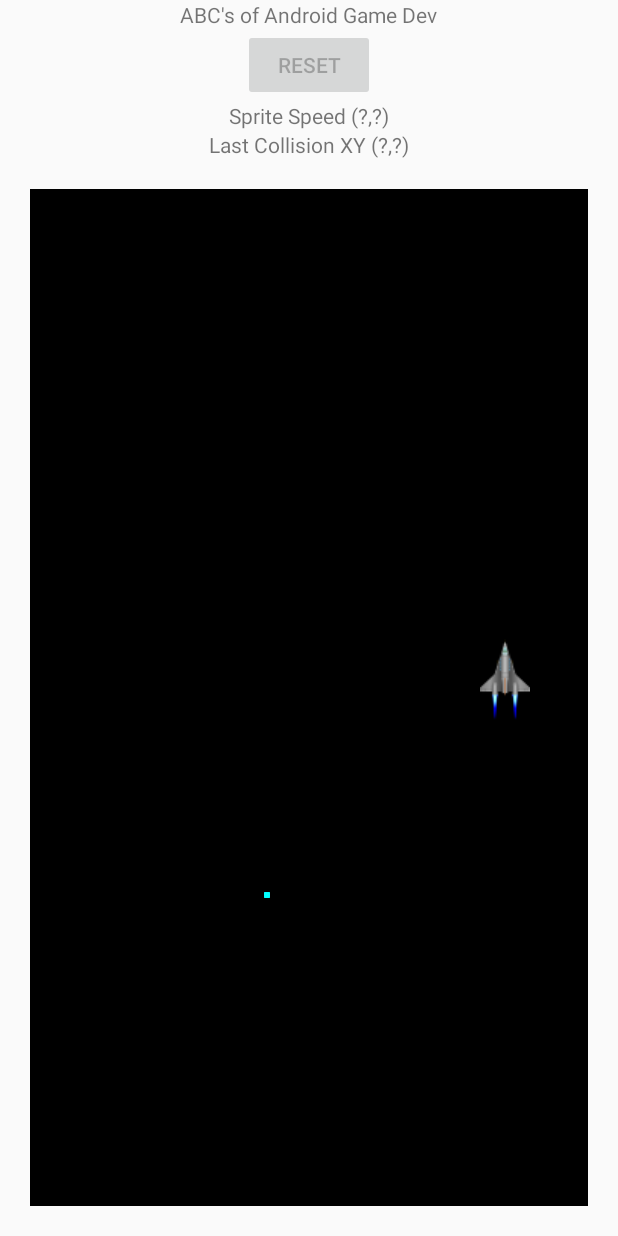
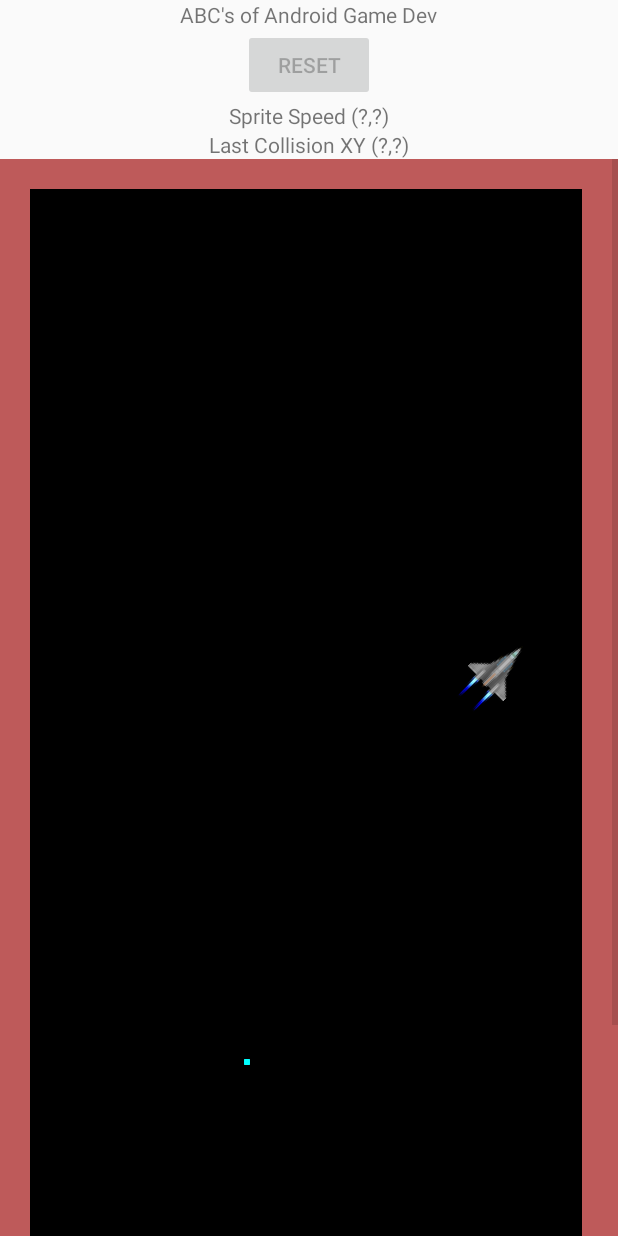
Before and after one commit to samirthaker2020/Android_gameAppDemo, an Android app: the layout activity_main.xml on its own in the app's theme, with its tools: preview values and no code run, on a phone screen of 412 x 824 dp. Run offline under Robolectric (Android 15) with nearby library versions, the phone set to English and light mode, and no system bars.

Commit message:
added scroll view, spacecraft on 45 degree move top bottom vertical

```diff
--- a/app/src/main/java/com/example/myapplication_test_demo_game/GameBoard.java
+++ b/app/src/main/java/com/example/myapplication_test_demo_game/GameBoard.java
@@ -193,11 +193,11 @@ public class GameBoard extends View{
             canvas.drawPoint(starField.get(i).x, starField.get(i).y, p);
         }
 
-        if (sprite1.x>=0) {
+        if (sprite3.x>=0) {
             m.reset();
-            m.postTranslate((float)(sprite1.x), (float)(sprite1.y));
-            m.postRotate(sprite1Rotation, (float)(sprite1.x+sprite1Bounds.width()/2.0), (float)(sprite1.y+sprite1Bounds.width()/2.0));
-            canvas.drawBitmap(bm1, m, null);
+            m.postTranslate((float)(sprite3.x), (float)(sprite3.y));
+            m.postRotate(45, (float)(sprite3.x+sprite3Bounds.width()/2.0), (float)(sprite3.y+sprite3Bounds.width()/2.0));
+            canvas.drawBitmap(bm3, m, null);
             sprite1Rotation+=5;
             if (sprite1Rotation >= 360) sprite1Rotation=0;
         }
@@ -205,8 +205,8 @@ public class GameBoard extends View{
             canvas.drawBitmap(bm2, sprite2.x, sprite2.y, null);
         }
 
-        if (sprite3.x>=0) {
-            canvas.drawBitmap(bm3, sprite3.x, sprite3.y, null);
+        if (sprite1.x>=0) {
+            canvas.drawBitmap(bm1, sprite1.x, sprite1.y, null);
         }
         //The last order of business is to check for a collision
         collisionDetected = checkForCollision();
@@ -214,9 +214,9 @@ public class GameBoard extends View{
             //if there is one lets draw a red X
             p.setColor(Color.RED);
             p.setAlpha(255);
-            p.setStrokeWidth(15);
-            canvas.drawLine(lastCollision.x - 5, lastCollision.y - 5, lastCollision.x + 5, lastCollision.y + 5, p);
-            canvas.drawLine(lastCollision.x + 5, lastCollision.y - 5, lastCollision.x - 5, lastCollision.y + 5, p);
+            p.setStrokeWidth(60);
+            canvas.drawLine(lastCollision.x - 5, lastCollision.y - 5, lastCollision.x + 10, lastCollision.y + 10, p);
+            canvas.drawLine(lastCollision.x + 5, lastCollision.y - 5, lastCollision.x - 10, lastCollision.y + 10, p);
         }
     }
 }
--- a/app/src/main/res/layout/activity_main.xml
+++ b/app/src/main/res/layout/activity_main.xml
@@ -36,17 +36,30 @@ android:layout_height="wrap_content"
 android:layout_gravity="center"
 android:text="Last Collision XY (?,?)"
 android:id="@+id/the_other_label" />
-<com.example.myapplication_test_demo_game.GameBoard
-android:layout_width="fill_parent"
-android:layout_height="fill_parent"
-android:layout_margin="20dip"
-android:id="@+id/the_canvas"/>
 
+    <ScrollView
+        android:id="@+id/l1"
+        style="@android:style/Widget.DeviceDefault.Light.ScrollView"
+        android:layout_width="match_parent"
+        android:layout_height="match_parent"
+        android:alwaysDrawnWithCache="true"
+        android:background="#BE5A5A"
+        android:scrollbarStyle="insideInset"
+        android:visibility="visible"
+        tools:visibility="visible">
 
+        <LinearLayout
+            android:layout_width="match_parent"
+            android:layout_height="wrap_content"
+            android:orientation="vertical">
 
-
-
-
+            <com.example.myapplication_test_demo_game.GameBoard
+                android:id="@+id/the_canvas"
+                android:layout_width="match_parent"
+                android:layout_height="853dp"
+                android:layout_margin="20dip" />
+        </LinearLayout>
+    </ScrollView>
 
 
 </LinearLayout>
```
Also changed, not shown: app/src/main/java/com/example/myapplication_test_demo_game/MainActivity.java (+8 -8 lines).
